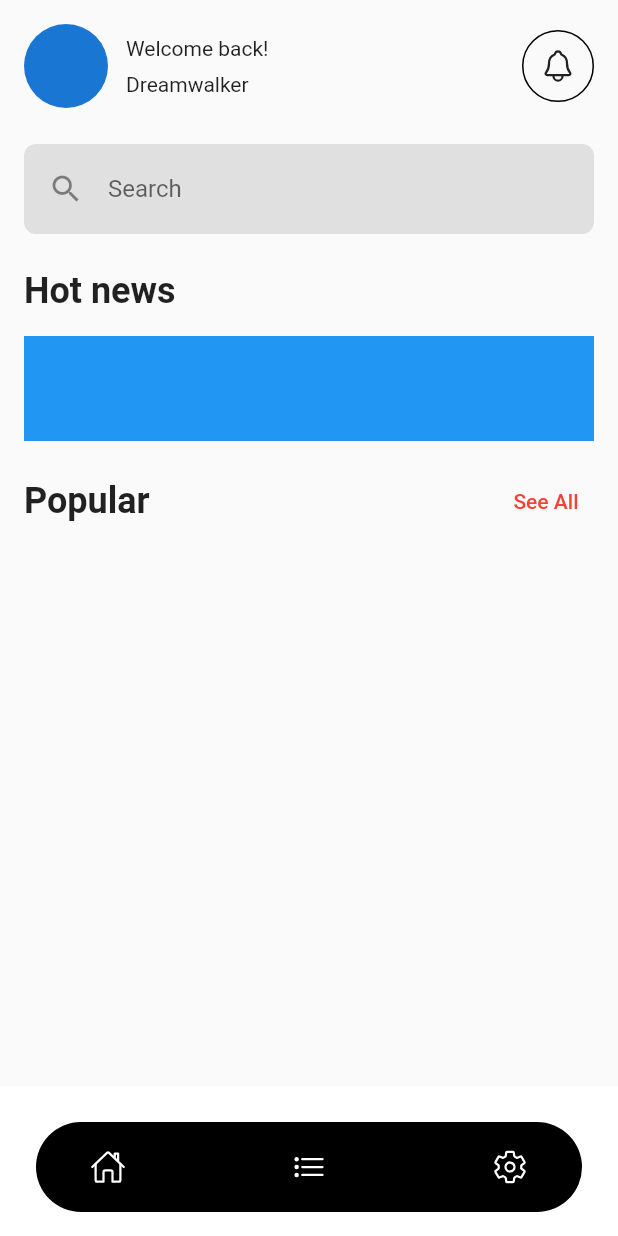
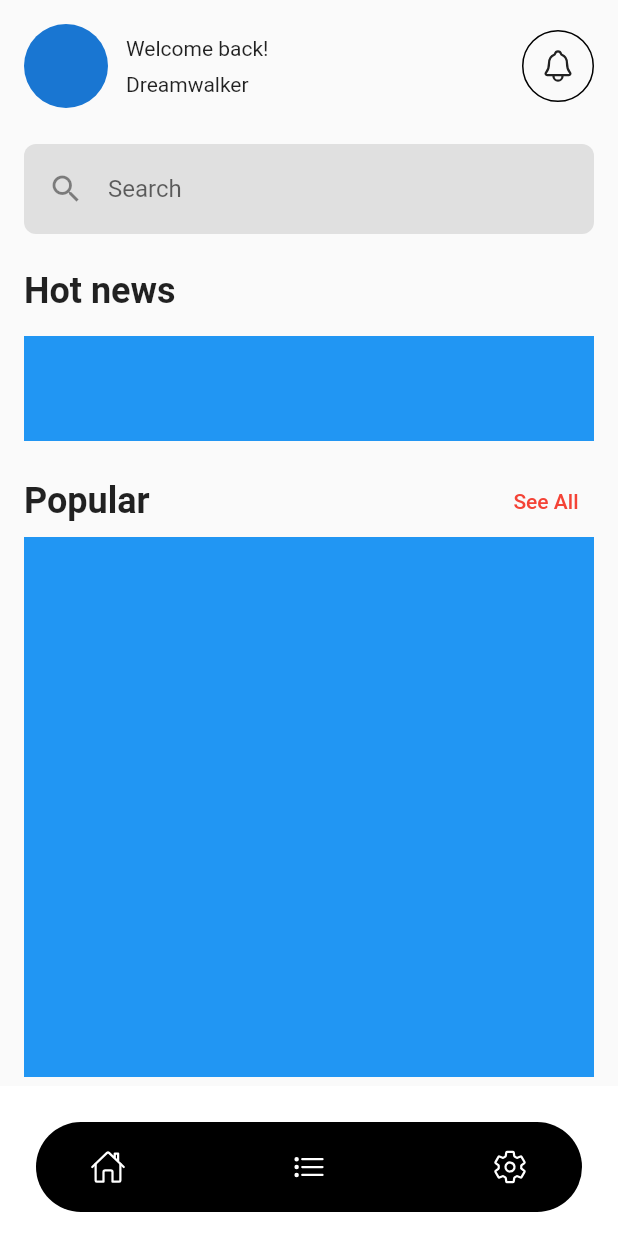
Before and after one commit to JAICHANGPARK/flutter_notebook_chapter_24, a Flutter app: the NewsAppMainPage screen opened directly, on a phone screen of 412 x 824 dp. Run offline on Flutter 3.47's test engine with Material 2 defaults, Android fonts, the phone set to English and light mode, and no system bars; our stand-ins replace flutter_riverpod, freezed_annotation, ionicons, percent_indicator; missing offline and left inert: crypto_font_icons; network calls fail.

Commit message:
Update news_app_main_apge.dart

```diff
--- a/lib/ep1377_news_app/view/news_app_main_apge.dart
+++ b/lib/ep1377_news_app/view/news_app_main_apge.dart
@@ -106,7 +106,18 @@ class _NewsAppMainPageState extends State<NewsAppMainPage> {
                                 ),
                               )
                             ],
-                          )
+                          ),
+                          SizedBox(
+                            height: 360,
+                              child: ListView.builder(
+                            scrollDirection: Axis.horizontal,
+                              itemCount: 10,
+                              itemBuilder: (context, index) {
+                            return Container(
+                              width: 300,
+                              color: Colors.blue,
+                            );
+                          }))
                         ],
                       ),
                     ),
```
